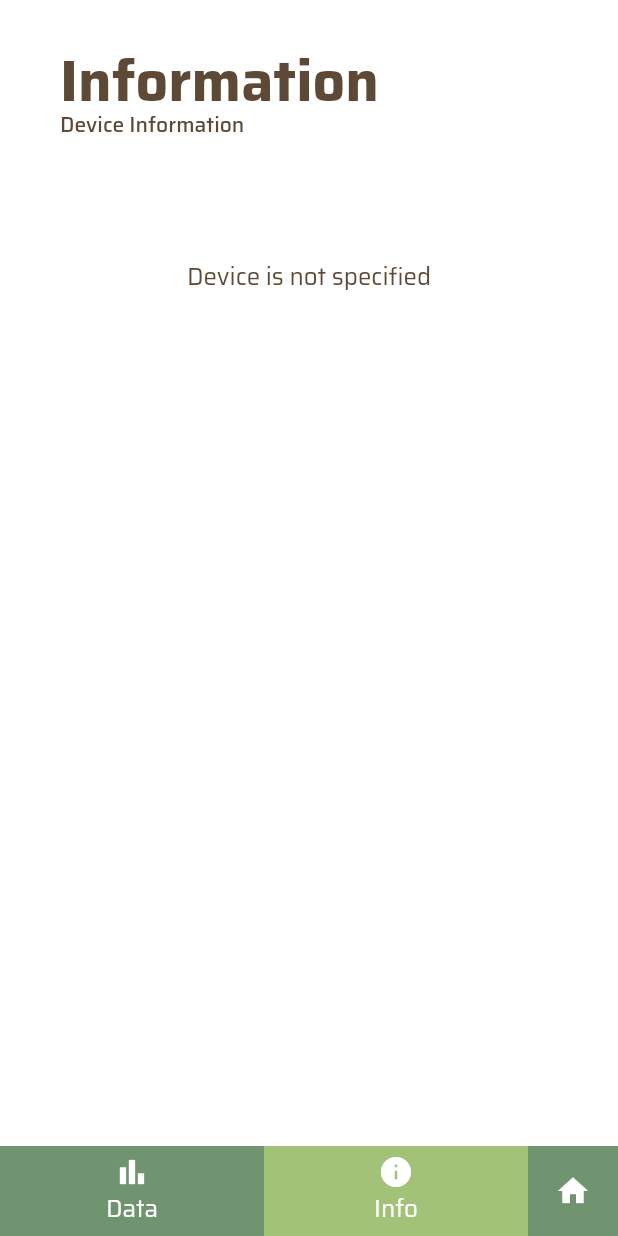
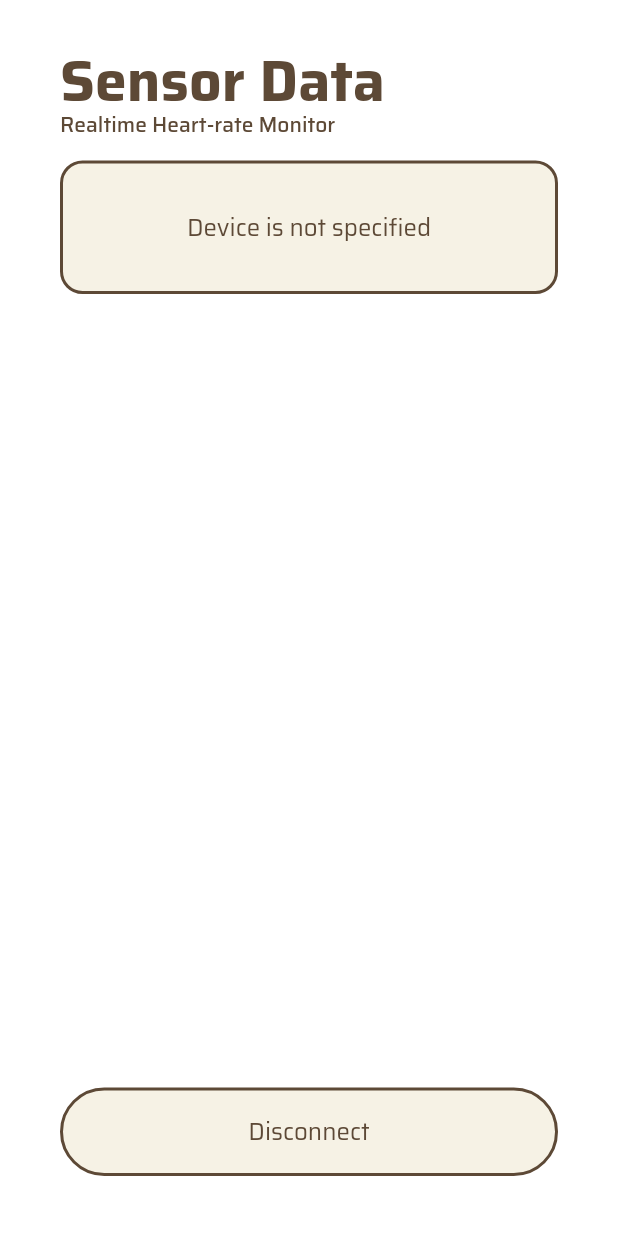
Before and after one commit to iwansal64/eunoia_app, a Flutter app: the screen it shows after launch, on a phone screen of 412 x 824 dp. Run offline on Flutter 3.47's test engine with Material 3 defaults, Android fonts, the phone set to English and light mode, and no system bars; our stand-ins replace flutter_blue_plus, google_fonts, logger, permission_handler.

Commit message:
[new] Disconnect button in monitor page

```diff
--- a/lib/components/monitor/data/data.dart
+++ /dev/null
@@ -1,26 +0,0 @@
-import 'package:eunoia_app/components/monitor/data/data_title.dart';
-import 'package:eunoia_app/hooks/use_data_state.dart';
-import 'package:flutter/material.dart';
-
-class DataPage extends StatelessWidget {
-  const DataPage({ super.key });
-
-  @override
-  Widget build(BuildContext context) {
-
-    return ListenableBuilder(
-      listenable: UseBPMDataState.bpmDataState,
-      builder: (BuildContext context, _) {
-        return Container(
-          alignment: Alignment.center,
-          child: Column(
-            children: [
-              DataTitle(),
-              Text("Data: ${UseBPMDataState.bpmDataState.value.lastOrNull ?? "-"}")
-            ],
-          ),
-        );
-      }
-    );
-  }
-}
--- a/lib/components/monitor/data/data_title.dart
+++ /dev/null
@@ -1,35 +0,0 @@
-import 'package:flutter/material.dart';
-
-class DataTitle extends StatelessWidget {
-  const DataTitle({ super.key });
-
-  @override
-  Widget build(BuildContext context) {
-
-    return Container(
-      alignment: Alignment.centerLeft,
-      child: Column(
-        mainAxisAlignment: MainAxisAlignment.center,
-        crossAxisAlignment: CrossAxisAlignment.start,
-        children: [
-          const Text(
-            "Sensor Data",
-            style: TextStyle(
-              fontSize: 38,
-              fontWeight: FontWeight.w700,
-              height: 1
-            ),
-          ),
-          const Text(
-            "Realtime Heart-rate Monitor",
-            style: TextStyle(
-              fontSize: 14,
-              fontWeight: FontWeight.w500,
-              height: 1
-            ),
-          )
-        ],
-      ),
-    );
-  }
-}
--- /dev/null
+++ b/lib/components/monitor/data_summary.dart
@@ -0,0 +1,11 @@
+import 'package:flutter/material.dart';
+
+class DataSummary extends StatelessWidget {
+  const DataSummary({ super.key });
+
+  @override
+  Widget build(BuildContext context) {
+
+    return Container();
+  }
+}
--- a/lib/components/monitor/information/information_contents.dart
+++ b/lib/components/monitor/device_info.dart
@@ -1,14 +1,19 @@
 import 'package:eunoia_app/hooks/use_bluetooth_state.dart';
 import 'package:flutter/material.dart';
 
-class InformationContents extends StatelessWidget {
-  const InformationContents({ super.key });
+class DeviceInfo extends StatelessWidget {
+  const DeviceInfo({ super.key });
 
   @override
   Widget build(BuildContext context) {
 
     return Container(
       alignment: Alignment.topCenter,
+      decoration: BoxDecoration(
+        color: Color.fromARGB(255, 246, 242, 229),
+        border: BoxBorder.all(width: 2, color: Color.fromARGB(255, 93, 73, 54)),
+        borderRadius: BorderRadius.circular(15)
+      ),
       child: Column(
         crossAxisAlignment: CrossAxisAlignment.center,
         children: [
--- /dev/null
+++ b/lib/components/monitor/disconnect_device.dart
@@ -0,0 +1,42 @@
+import 'package:eunoia_app/hooks/use_bluetooth_state.dart';
+import 'package:eunoia_app/hooks/use_page_state.dart';
+import 'package:flutter/material.dart';
+
+class DisconnectDevice extends StatelessWidget {
+  const DisconnectDevice({ super.key });
+
+  Future<void> disconnect() async {
+    EunoiaDeviceData? choosenDevice = UseBluetoothState.choosenDevice.value;
+    if(choosenDevice != null && choosenDevice.bluetoothDevice.isConnected) {
+      await choosenDevice.bluetoothDevice.disconnect();
+    }
+
+    UsePageState.setPageState(PageType.home);
+  }
+
+  @override
+  Widget build(BuildContext context) {
+
+    return GestureDetector(
+        onTap: disconnect,
+        child: ListenableBuilder(
+          listenable: UseBluetoothState.choosenDevice,
+          builder: (BuildContext context, _) {
+
+            return Container(
+              alignment: Alignment.center,
+              decoration: BoxDecoration(
+                color: Color.fromARGB(255, 246, 242, 229),
+                border: BoxBorder.all(width: 2, color: Color.fromARGB(255, 93, 73, 54)),
+                borderRadius: BorderRadius.circular(35)
+              ),
+              child: Padding(
+                padding: EdgeInsets.all(15),
+                child: const Text("Disconnect"),
+              ),
+            );
+          }
+        ),
+    );
+  }
+}
--- a/lib/components/monitor/globals/monitor_navbar.dart
+++ /dev/null
@@ -1,100 +0,0 @@
-import 'package:eunoia_app/hooks/use_monitor_page_state.dart';
-import 'package:eunoia_app/hooks/use_page_state.dart';
-import 'package:flutter/material.dart';
-
-class MonitorNavbar extends StatelessWidget {
-  const MonitorNavbar({ super.key });
-
-  @override
-  Widget build(BuildContext context) {
-      return Container(
-        alignment: Alignment.center,
-        child: SizedBox(
-          height: 60,
-          child: ListenableBuilder(
-            listenable: UseMonitorPageState.pageState,
-            builder: (BuildContext context, _) {
-              return Row(
-                children: [
-                  Expanded(
-                    child: GestureDetector(
-                      onTap: () {
-                        UseMonitorPageState.setPageState(MonitorPageType.data);
-                      },
-                      child: AnimatedContainer(
-                        duration: Duration(milliseconds: 300),
-                        curve: Curves.easeOut,
-                        alignment: Alignment.center,
-                        decoration: BoxDecoration(
-                          color: (UseMonitorPageState.pageState.value == MonitorPageType.data) ? Color.fromARGB(255, 162, 194, 119) : Color.fromARGB(255, 112, 148, 112)
-                        ),
-                        child: Column(
-                          mainAxisAlignment: MainAxisAlignment.center,
-                          children: [
-                            Icon(Icons.bar_chart, color: Colors.white),
-                            const Text(
-                              "Data",
-                              style: TextStyle(
-                                color: Colors.white
-                              ),
-                            )
-                          ],
-                        ),
-                      ),
-                    )
-                  ),
-                  Expanded(
-                    child: GestureDetector(
-                      onTap: () {
-                        UseMonitorPageState.setPageState(MonitorPageType.information);
-                      },
-                      child: AnimatedContainer(
-                        duration: Duration(milliseconds: 300),
-                        curve: Curves.easeOut,
-                        alignment: Alignment.center,
-                        decoration: BoxDecoration(
-                          color: (UseMonitorPageState.pageState.value == MonitorPageType.information) ? Color.fromARGB(255, 162, 194, 119) : Color.fromARGB(255, 112, 148, 112)
-                        ),
-                        child: Column(
-                          mainAxisAlignment: MainAxisAlignment.center,
-                          children: [
-                            Icon(Icons.info, color: Colors.white),
-                            const Text(
-                              "Info",
-                              style: TextStyle(
-                                color: Colors.white
-                              ),
-                            )
-                          ],
-                        ),
-                      )
-                    )
-                  ),
-                  GestureDetector(
-                    onTap: () {
-                      UsePageState.setPageState(PageType.home);
-                    },
-                    child: Container(
-                      alignment: Alignment.center,
-                      decoration: BoxDecoration(
-                        color: Color.fromARGB(255, 112, 148, 112)
-                      ),
-                      child: AspectRatio(
-                        aspectRatio: 1,
-                        child: Column(
-                          mainAxisAlignment: MainAxisAlignment.center,
-                          children: [
-                            Icon(Icons.home, color: Colors.white,)
-                          ],
-                        ),
-                      ),
-                    )
-                  ),
-                ],
-              );
-            },
-        ),
-      ),
-    );
-  }
-}
--- a/lib/components/monitor/information/information.dart
+++ /dev/null
@@ -1,24 +0,0 @@
-import 'package:eunoia_app/components/monitor/information/information_contents.dart';
-import 'package:eunoia_app/components/monitor/information/information_title.dart';
-import 'package:flutter/material.dart';
-
-class InformationPage extends StatelessWidget {
-  const InformationPage({ super.key });
-
-  @override
-  Widget build(BuildContext context) {
-
-    return Container(
-      alignment: Alignment.center,
-      child: Column(
-        children: [
-          InformationTitle(),
-          SizedBox(height: 50,),
-          Expanded(
-            child: InformationContents()
-          )
-        ],
-      ),
-    );
-  }
-}
--- a/lib/components/monitor/information/information_title.dart
+++ b/lib/components/monitor/monitor_title.dart
@@ -1,7 +1,7 @@
 import 'package:flutter/material.dart';
 
-class InformationTitle extends StatelessWidget {
-  const InformationTitle({ super.key });
+class MonitorTitle extends StatelessWidget {
+  const MonitorTitle({ super.key });
 
   @override
   Widget build(BuildContext context) {
@@ -13,7 +13,7 @@ class InformationTitle extends StatelessWidget {
         crossAxisAlignment: CrossAxisAlignment.start,
         children: [
           const Text(
-            "Information",
+            "Sensor Data",
             style: TextStyle(
               fontSize: 38,
               fontWeight: FontWeight.w700,
@@ -21,7 +21,7 @@ class InformationTitle extends StatelessWidget {
             ),
           ),
           const Text(
-            "Device Information",
+            "Realtime Heart-rate Monitor",
             style: TextStyle(
               fontSize: 14,
               fontWeight: FontWeight.w500,
--- a/lib/hooks/use_monitor_page_state.dart
+++ /dev/null
@@ -1,16 +0,0 @@
-import 'package:flutter/foundation.dart';
-
-enum MonitorPageType {
-  information,
-  data
-}
-
-class UseMonitorPageState {
-  static ValueNotifier<MonitorPageType> pageState = ValueNotifier(MonitorPageType.information);
-
-  static void setPageState(MonitorPageType newState) {
-    if(UseMonitorPageState.pageState.value == newState) return;
-
-    UseMonitorPageState.pageState.value = newState;
-  }
-}
--- a/lib/pages/monitor.dart
+++ b/lib/pages/monitor.dart
@@ -1,8 +1,8 @@
-import 'package:eunoia_app/components/monitor/data/data.dart';
-import 'package:eunoia_app/components/monitor/globals/monitor_navbar.dart';
-import 'package:eunoia_app/components/monitor/information/information.dart';
-import 'package:eunoia_app/hooks/use_monitor_page_state.dart';
+import 'package:eunoia_app/components/monitor/disconnect_device.dart';
 import 'package:flutter/material.dart';
+import 'package:eunoia_app/components/monitor/device_info.dart';
+import 'package:eunoia_app/components/monitor/monitor_title.dart';
+import 'package:eunoia_app/components/monitor/data_summary.dart';
 
 class MonitorPage extends StatelessWidget {
   const MonitorPage({ super.key });
@@ -17,20 +17,21 @@ class MonitorPage extends StatelessWidget {
           Expanded(
             child: Padding(
               padding: EdgeInsets.all(40),
-              child: ListenableBuilder(
-                listenable: UseMonitorPageState.pageState,
-                builder: (BuildContext context, _) {
-                  switch (UseMonitorPageState.pageState.value) {
-                    case MonitorPageType.information:
-                      return InformationPage();
-                    case MonitorPageType.data:
-                      return DataPage();
-                  }
-                }
-              )
+              child: Container(
+                alignment: Alignment.center,
+                child: Column(
+                  children: [
+                    MonitorTitle(),
+                    SizedBox(height: 15,),
+                    DeviceInfo(),
+                    DataSummary(),
+                    Spacer(),
+                    DisconnectDevice(),
+                  ],
+                ),
+              ),
             ),
           ),
-          MonitorNavbar()
         ],
       ),
     );
```
Also changed, not shown: 1 other file.
